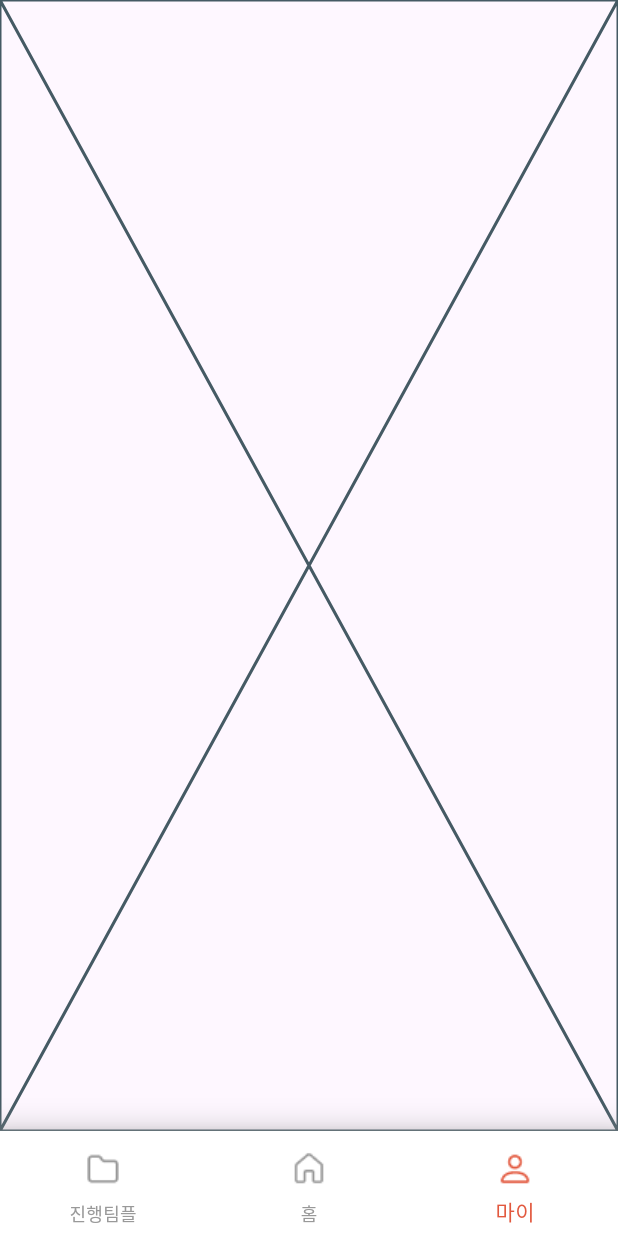
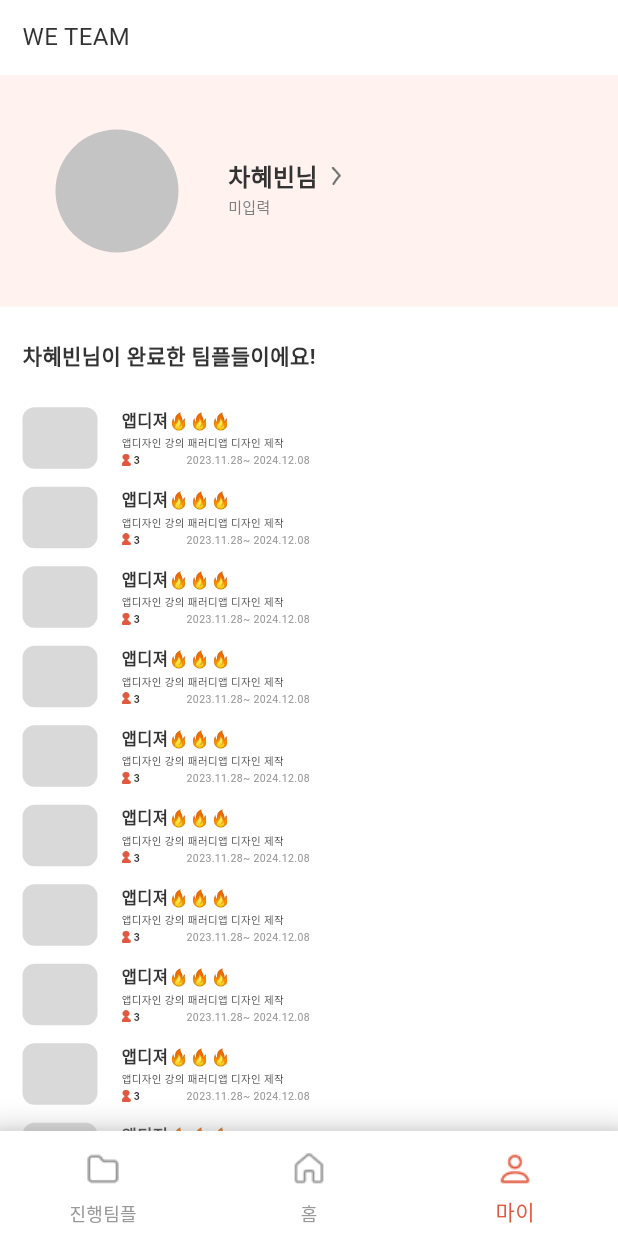
Before and after one commit to we-team-develop/front_weteam, a Flutter app: the App screen opened directly, item 3 of the bottom bar chosen, on a phone screen of 412 x 824 dp. Run offline on Flutter 3.47's test engine with Material 3 defaults, Android fonts, the phone set to English and light mode, and no system bars; our stand-ins replace cloud_functions, firebase_auth, firebase_core, flutter_dotenv, get; missing offline and left inert: flutter_naver_login, kakao_flutter_sdk; accounts and stored records are empty; generated files the repository leaves out were written again; Roboto replaces fonts that are missing (NanumGothic, NanumSquareNeo, SBaggroB); project files that could hold a hidden picture were left out.

Commit message:
feat: 마이 페이지 기초 구현

```diff
--- a/lib/binding/main_bindings.dart
+++ b/lib/binding/main_bindings.dart
@@ -1,6 +1,7 @@
 import 'package:front_weteam/controller/bottom_nav_controller.dart';
 import 'package:front_weteam/controller/home_controller.dart';
 import 'package:front_weteam/controller/login_controller.dart';
+import 'package:front_weteam/controller/my_controller.dart';
 import 'package:get/get.dart';
 
 class MainBindings implements Bindings {
@@ -10,5 +11,6 @@ class MainBindings implements Bindings {
     Get.put(BottomNavController());
 
     Get.put(HomeController());
+    Get.put(MyController());
   }
 }
--- /dev/null
+++ b/lib/controller/my_controller.dart
@@ -0,0 +1,19 @@
+import 'package:get/get.dart';
+
+class MyController extends GetxController {
+  String getUserName() {
+    return "차혜빈";
+  }
+
+  String getUserDescription() {
+    return "미입력";
+  }
+
+  String getUserImgUrl() {
+    throw UnimplementedError();
+  }
+
+  bool hasCompletedTeamProjects() {
+    return true;
+  }
+}
--- a/lib/data/image_data.dart
+++ b/lib/data/image_data.dart
@@ -47,4 +47,6 @@ class ImagePath {
   static String get icPinWhite => 'assets/images/ic_pin_white.png';
   static String get icPlus => 'assets/images/ic_plus.png';
   static String get icPlusSquareLight => 'assets/images/ic_plus_square_light.png';
+  static String get icRightGray30 => 'assets/images/ic_right_gray_30px.png';
+  static String get myNoTeamProjectTimi => 'assets/images/my_no_team_project_timi.png';
 }
--- a/lib/view/my/mypage.dart
+++ b/lib/view/my/mypage.dart
@@ -1,15 +1,174 @@
 import 'package:flutter/widgets.dart';
+import 'package:front_weteam/controller/my_controller.dart';
+import 'package:front_weteam/data/image_data.dart';
+import 'package:front_weteam/view/widget/app_title_widget.dart';
+import 'package:front_weteam/view/widget/team_information_widget.dart';
+import 'package:get/get.dart';
 
-class MyPage extends StatefulWidget {
+class MyPage extends GetView<MyController> {
+  final double padding = 15;
+
   const MyPage({super.key});
 
   @override
-  State<MyPage> createState() => _MyPageState();
-}
+  Widget build(BuildContext context) {
+    return ColoredBox(color: const Color(0xFFFFFFFF), child:CustomScrollView(
+      physics: const ClampingScrollPhysics(),
+      slivers: [
+        SliverFillRemaining(
+          hasScrollBody: false,
+          child: _body(),
+        )
+      ],
+    ));
+  }
 
-class _MyPageState extends State<MyPage> {
-  @override
-  Widget build(BuildContext context) {
-    return const Placeholder();
+  Widget _body() {
+    return Column(
+      crossAxisAlignment: CrossAxisAlignment.start,
+      mainAxisSize: MainAxisSize.max,
+
+      //crossAxisAlignment: CrossAxisAlignment.start,
+      children: [
+        _head(),
+        const SizedBox(height: 16.0),
+        _profileContainer(),
+        const SizedBox(height: 22),
+        _bottomContainer(),
+      ],
+    );
+  }
+
+  Widget _head() {
+    return Padding(
+        padding: EdgeInsets.fromLTRB(padding, padding, padding, 0),
+        child: const AppTitleWidget());
+  }
+
+  Widget _profileContainer() {
+    return AspectRatio(
+        aspectRatio: 360 / 135,
+        child: Container(
+          decoration: const BoxDecoration(color: Color(0xFFFFF2EF)),
+          child: Row(
+            crossAxisAlignment: CrossAxisAlignment.center,
+            mainAxisAlignment: MainAxisAlignment.start,
+            children: [
+              const SizedBox(width: 37.0),
+              Container(
+                width: 82,
+                height: 82,
+                decoration: const ShapeDecoration(
+                  color: Color(0xFFC4C4C4),
+                  shape: OvalBorder(),
+                ),
+              ),
+              const SizedBox(width: 33),
+              Column(
+                mainAxisAlignment: MainAxisAlignment.center,
+                crossAxisAlignment: CrossAxisAlignment.start,
+                children: [
+                  Row(
+                    mainAxisAlignment: MainAxisAlignment.start,
+                    crossAxisAlignment: CrossAxisAlignment.baseline,
+                    textBaseline: TextBaseline.ideographic,
+                    mainAxisSize: MainAxisSize.min,
+                    children: [
+                      Text(
+                        '${controller.getUserName()}님 ',
+                        style: const TextStyle(
+                          color: Color(0xFF333333),
+                          fontSize: 16,
+                          fontFamily: 'NanumGothic',
+                          fontWeight: FontWeight.w600,
+                          height: 1,
+                        ),
+                      ),
+                      Image.asset(ImagePath.icRightGray30,
+                          width: 15, height: 15)
+                    ],
+                  ),
+                  const SizedBox(height: 5),
+                  Text(
+                    controller.getUserDescription(),
+                    style: const TextStyle(
+                      color: Color(0xFF7E7E7E),
+                      fontSize: 10,
+                      fontFamily: 'NanumGothic',
+                      fontWeight: FontWeight.w400,
+                    ),
+                  )
+                ],
+              )
+            ],
+          ),
+        ));
+  }
+
+  Widget _bottomContainer() {
+    return Expanded(
+        child: Padding(
+      padding: EdgeInsets.fromLTRB(padding, 0, padding, padding),
+      child: Column(
+        crossAxisAlignment: CrossAxisAlignment.start,
+        //mainAxisSize: MainAxisSize.max,
+        children: [
+          _bottomContainerTitle(),
+          controller.hasCompletedTeamProjects()
+              ? _bottomContainerTeamListWidget()
+              : _bottomContainerEmpty()
+        ],
+      ),
+    ));
+  }
+
+  Widget _bottomContainerTitle() {
+    String text;
+
+    if (controller.hasCompletedTeamProjects()) {
+      text = "${controller.getUserName()}님이 완료한 팀플들이에요!";
+    } else {
+      text = "${controller.getUserName()}님은 완료한 팀플이 없어요!";
+    }
+
+    return Text(
+      text,
+      style: const TextStyle(
+        color: Color(0xFF333333),
+        fontSize: 14,
+        fontFamily: 'NanumGothic',
+        fontWeight: FontWeight.w600,
+      ),
+    );
+  }
+
+  Widget _bottomContainerTeamListWidget() {
+    List<Widget> list = [];
+
+    for (int i = 0; i < 20; i++) {
+      list.add(const TeamInformationWidget(
+          title: '앱디져🔥🔥🔥',
+          description: '앱디자인 강의 패러디앱 디자인 제작',
+          memberSize: 3,
+          date: '2023.01.02~ 2023.06.31'));
+    }
+
+    return Column(
+      children: [
+        // 예시입니다
+        const SizedBox(height: 24),
+        ...list
+      ],
+    );
+  }
+
+  Widget _bottomContainerEmpty() {
+    return Expanded(
+        child: Center(
+            child: Image.asset(
+      ImagePath.myNoTeamProjectTimi,
+      width: 113.37,
+      height: 171.44,
+    )));
   }
 }
```
Also changed, not shown: assets/images/ic_right_gray_30px.png (added), assets/images/my_no_team_project_timi.png (added).
